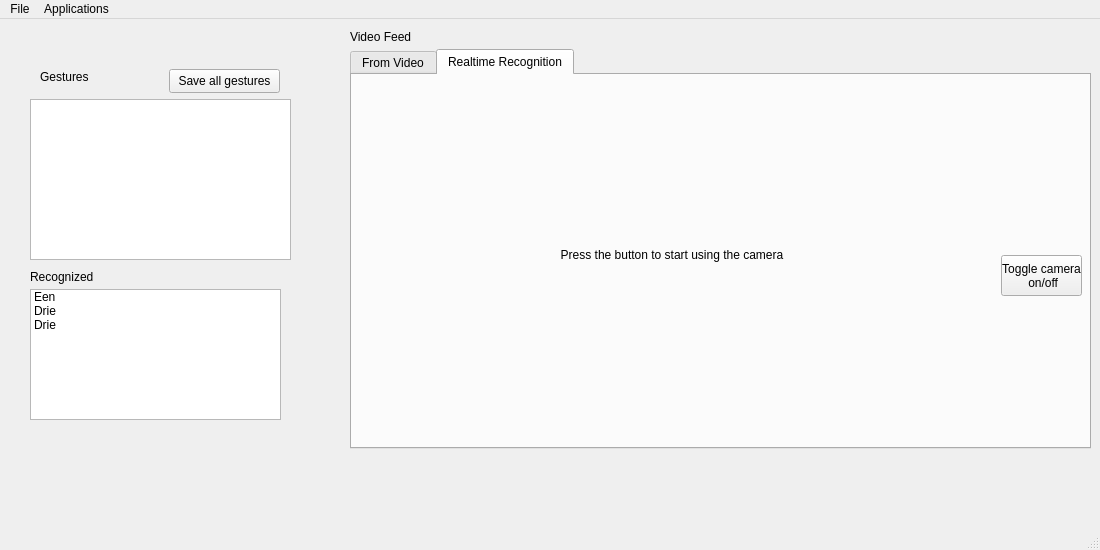
Before: the Qt Designer form src/GUI/mainwindow.ui in SpeedyCodes/HMM-GestureRecognition, drawn with Qt 5.
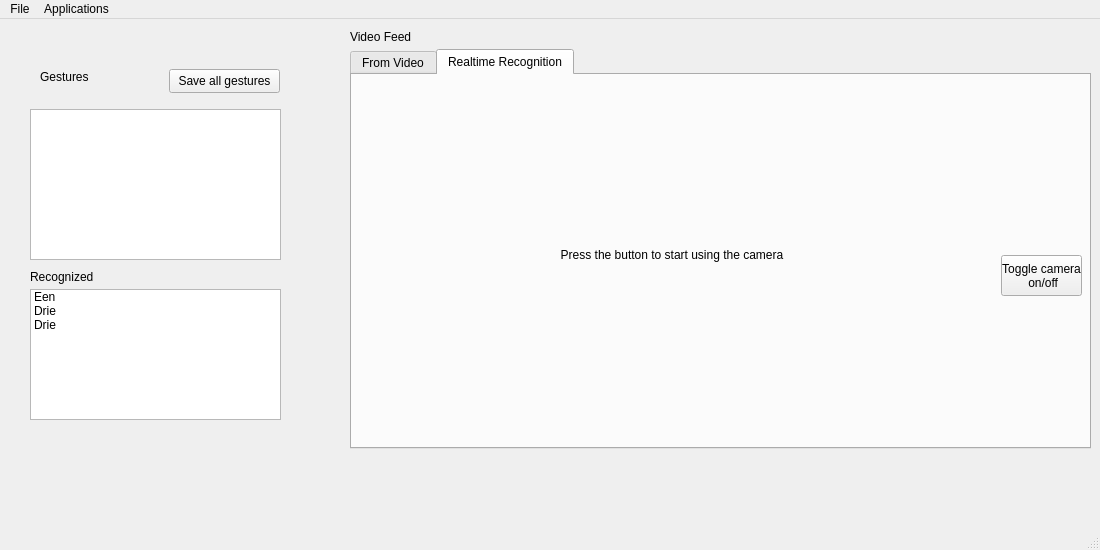
After: the same form once the commit is applied.

Commit message: available gestures are displayed in mainwindow

What changed in the file:
```diff
--- a/src/GUI/mainwindow.ui
+++ b/src/GUI/mainwindow.ui
@@ -147,16 +147,6 @@
      </property>
     </item>
    </widget>
-   <widget class="QListView" name="listView">
-    <property name="geometry">
-     <rect>
-      <x>30</x>
-      <y>80</y>
-      <width>261</width>
-      <height>161</height>
-     </rect>
-    </property>
-   </widget>
    <widget class="QPushButton" name="saveGesturesButton">
     <property name="geometry">
      <rect>
@@ -170,6 +160,16 @@
      <string>Save all gestures</string>
     </property>
    </widget>
+   <widget class="QListWidget" name="gesturesListWidget">
+    <property name="geometry">
+     <rect>
+      <x>30</x>
+      <y>90</y>
+      <width>251</width>
+      <height>151</height>
+     </rect>
+    </property>
+   </widget>
   </widget>
   <widget class="QMenuBar" name="menuBar">
    <property name="geometry">
```
The commit also changes 4 other files.
